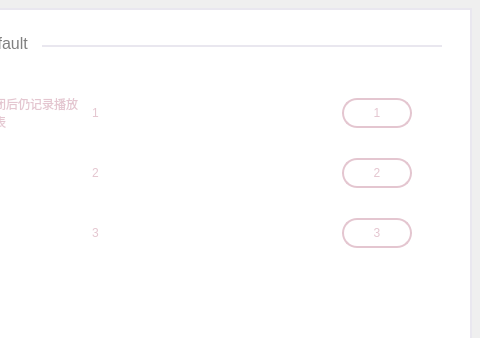
First picture: the form in ui/config.ui, repository MyEternalMoon/PyQt_mp3Player, before the edit; both pictures show x 236 to 716 and y 0 to 338 of the 716 by 516 pixel window.
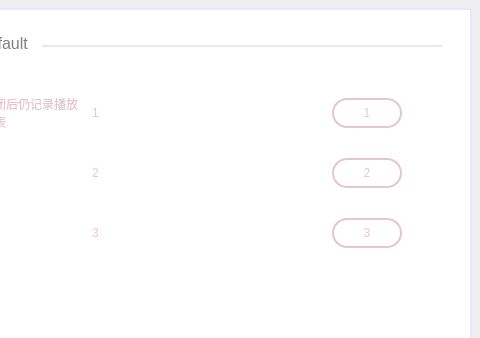
Second picture: the form after the edit. Icons and pictures are not drawn.

```diff
--- a/ui/config.ui
+++ b/ui/config.ui
@@ -313,78 +313,6 @@
 font-size:13px</string>
      </property>
     </widget>
-    <widget class="QPushButton" name="pushButton">
-     <property name="geometry">
-      <rect>
-       <x>370</x>
-       <y>20</y>
-       <width>70</width>
-       <height>30</height>
-      </rect>
-     </property>
-     <property name="styleSheet">
-      <string notr="true">QPushButton{border-radius:15px;
-border-width:2px;
-border-color:#e4c6d0;
-border-style:solid;
-background:white;
-color:#e4c6d0;
-}
-QPushButton:hover{color:#bc64a4}
-</string>
-     </property>
-     <property name="text">
-      <string>1</string>
-     </property>
-    </widget>
-    <widget class="QPushButton" name="pushButton_2">
-     <property name="geometry">
-      <rect>
-       <x>370</x>
-       <y>80</y>
-       <width>70</width>
-       <height>30</height>
-      </rect>
-     </property>
-     <property name="styleSheet">
-      <string notr="true">QPushButton{border-radius:15px;
-border-width:2px;
-border-color:#e4c6d0;
-border-style:solid;
-background:white;
-color:#e4c6d0;
-}
-QPushButton:hover{color:#bc64a4}
-</string>
-     </property>
-     <property name="text">
-      <string>2</string>
-     </property>
-    </widget>
-    <widget class="QPushButton" name="pushButton_3">
-     <property name="geometry">
-      <rect>
-       <x>370</x>
-       <y>140</y>
-       <width>70</width>
-       <height>30</height>
-      </rect>
-     </property>
-     <property name="styleSheet">
-      <string notr="true">QPushButton{border-radius:15px;
-border-width:2px;
-border-color:#e4c6d0;
-border-style:solid;
-background:white;
-color:#e4c6d0;
-}
-QPushButton:hover{color:#bc64a4}
-</string>
-     </property>
-     <property name="text">
-      <string>3</string>
-     </property>
-    </widget>
     <widget class="QGroupBox" name="groupBox">
      <property name="geometry">
       <rect>
@@ -507,6 +435,91 @@
       </property>
      </widget>
     </widget>
+    <widget class="QGroupBox" name="groupBox_3">
+     <property name="geometry">
+      <rect>
+       <x>350</x>
+       <y>20</y>
+       <width>120</width>
+       <height>161</height>
+      </rect>
+     </property>
+     <property name="title">
+      <string/>
+     </property>
+     <widget class="QPushButton" name="pushButton_3">
+      <property name="geometry">
+       <rect>
+        <x>10</x>
+        <y>120</y>
+        <width>70</width>
+        <height>30</height>
+       </rect>
+      </property>
+      <property name="styleSheet">
+       <string notr="true">QPushButton{border-radius:15px;
+border-width:2px;
+border-color:#e4c6d0;
+border-style:solid;
+background:white;
+color:#e4c6d0;
+}
+QPushButton:hover{color:#bc64a4}
+</string>
+      </property>
+      <property name="text">
+       <string>3</string>
+      </property>
+     </widget>
+     <widget class="QPushButton" name="pushButton_2">
+      <property name="geometry">
+       <rect>
+        <x>10</x>
+        <y>60</y>
+        <width>70</width>
+        <height>30</height>
+       </rect>
+      </property>
+      <property name="styleSheet">
+       <string notr="true">QPushButton{border-radius:15px;
+border-width:2px;
+border-color:#e4c6d0;
+border-style:solid;
+background:white;
+color:#e4c6d0;
+}
+QPushButton:hover{color:#bc64a4}
+</string>
+      </property>
+      <property name="text">
+       <string>2</string>
+      </property>
+     </widget>
+     <widget class="QPushButton" name="pushButton">
+      <property name="geometry">
+       <rect>
+        <x>10</x>
+        <y>0</y>
+        <width>70</width>
+        <height>30</height>
+       </rect>
+      </property>
+      <property name="styleSheet">
+       <string notr="true">QPushButton{border-radius:15px;
+border-width:2px;
+border-color:#e4c6d0;
+border-style:solid;
+background:white;
+color:#e4c6d0;
+}
+QPushButton:hover{color:#bc64a4}
+</string>
+      </property>
+      <property name="text">
+       <string>1</string>
+      </property>
+     </widget>
+    </widget>
    </widget>
    <widget class="QLabel" name="label_2">
     <property name="geometry">
```
